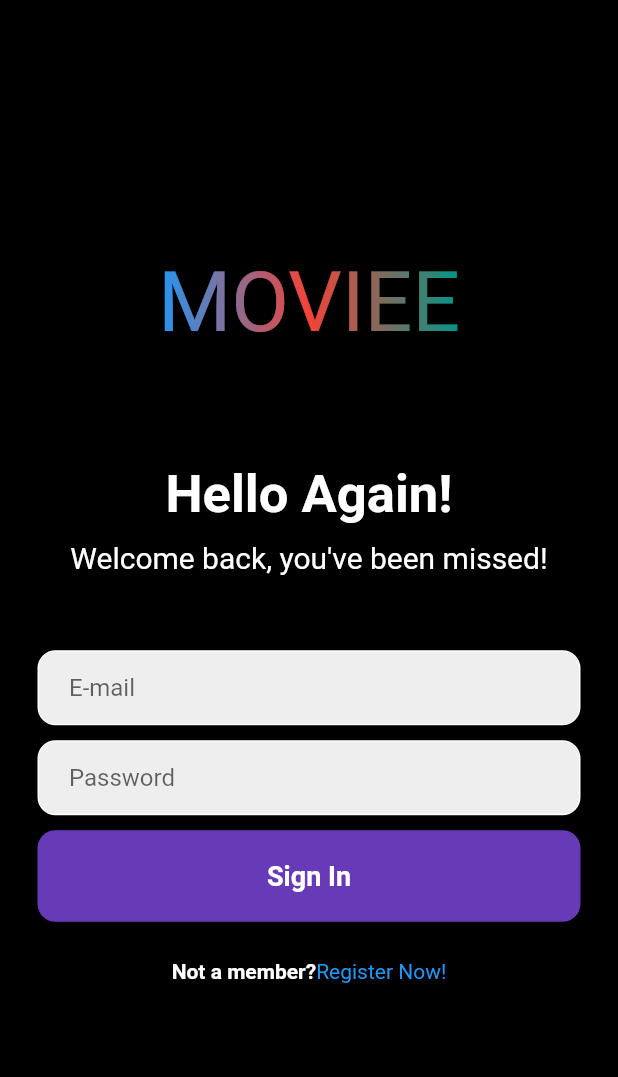
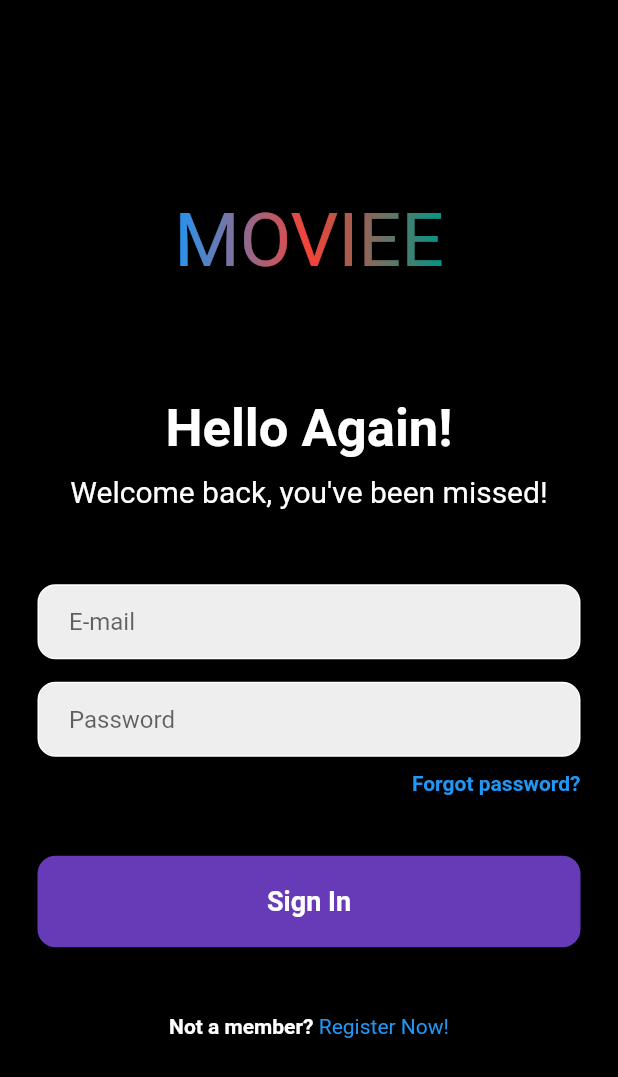
Before and after one commit to arshmed/movie-recommender, a Flutter app: the LoginPage screen opened directly, on a phone screen of 412 x 824 dp. Shown: the top 1077 px of the screen. Run offline on Flutter 3.47's test engine with Material 2 defaults, Android fonts, the phone set to English and light mode, and no system bars; drawn by our look-alikes of simple_gradient_text; our stand-ins replace cloud_firestore, firebase_auth, firebase_core, rxdart; accounts and stored records are empty; network calls fail.

Commit message:
auth changes

```diff
--- a/lib/ui/login_page.dart
+++ b/lib/auth/login_page.dart
@@ -1,11 +1,15 @@
 import 'package:firebase_core/firebase_core.dart';
 import 'package:flutter/material.dart';
 import 'package:firebase_auth/firebase_auth.dart';
-import 'package:moviee/ui/profile.dart';
 import 'package:simple_gradient_text/simple_gradient_text.dart';
 
+import 'forgot_password.dart';
+
 class LoginPage extends StatefulWidget {
-  //const LoginPage({super.key});
+  final VoidCallback showRegisterPage;
+
+  const LoginPage({Key key, this.showRegisterPage}) : super(key: key);
+  // const LoginPage({super.key, this.showRegisterPage});
 
   @override
   State<LoginPage> createState() => _LoginPageState();
@@ -14,6 +18,7 @@ class LoginPage extends StatefulWidget {
 class _LoginPageState extends State<LoginPage> {
   final _emailController = TextEditingController();
   final _passwordController = TextEditingController();
+  final _confirmPasswordController = TextEditingController();
 
   Future signIn() async {
     await FirebaseAuth.instance.signInWithEmailAndPassword(
@@ -25,6 +30,7 @@ class _LoginPageState extends State<LoginPage> {
   void dispose() {
     _emailController.dispose();
     _passwordController.dispose();
+    _confirmPasswordController.dispose();
     super.dispose();
   }
 
@@ -42,8 +48,8 @@ class _LoginPageState extends State<LoginPage> {
                 Center(
                   child: GradientText(
                     'MOVIEE',
-                    style: TextStyle(
-                      fontSize: 56.0,
+                    style: const TextStyle(
+                      fontSize: 50.0,
                     ),
                     colors: [
                       Colors.blue,
@@ -52,22 +58,24 @@ class _LoginPageState extends State<LoginPage> {
                     ],
                   ),
                 ),
-                SizedBox(
+                const SizedBox(
                   height: 75,
                 ),
-                Text(
+                const Text(
                   "Hello Again!",
-                  style: const TextStyle(
-                      fontSize: 35, fontWeight: FontWeight.bold,color:Colors.white),
+                  style: TextStyle(
+                      fontSize: 35,
+                      fontWeight: FontWeight.bold,
+                      color: Colors.white),
                 ),
-                SizedBox(
+                const SizedBox(
                   height: 10,
                 ),
-                Text(
+                const Text(
                   "Welcome back, you\'ve been missed!",
-                  style: const TextStyle(fontSize: 20,color:Colors.white),
+                  style: TextStyle(fontSize: 20, color: Colors.white),
                 ),
-                SizedBox(
+                const SizedBox(
                   height: 50,
                 ),
                 Padding(
@@ -81,7 +89,7 @@ class _LoginPageState extends State<LoginPage> {
                       padding: const EdgeInsets.only(left: 20),
                       child: TextField(
                         controller: _emailController,
-                        decoration: InputDecoration(
+                        decoration: const InputDecoration(
                           border: InputBorder.none,
                           hintText: 'E-mail',
                         ),
@@ -89,8 +97,8 @@ class _LoginPageState extends State<LoginPage> {
                     ),
                   ),
                 ),
-                SizedBox(
-                  height: 10,
+                const SizedBox(
+                  height: 15,
                 ),
                 Padding(
                   padding: const EdgeInsets.symmetric(horizontal: 25.0),
@@ -104,7 +112,7 @@ class _LoginPageState extends State<LoginPage> {
                       child: TextField(
                         controller: _passwordController,
                         obscureText: true,
-                        decoration: InputDecoration(
+                        decoration: const InputDecoration(
                           border: InputBorder.none,
                           hintText: 'Password',
                         ),
@@ -112,20 +120,42 @@ class _LoginPageState extends State<LoginPage> {
                     ),
                   ),
                 ),
-                SizedBox(height: 10),
+                SizedBox(
+                  height: 10,
+                ),
+                Padding(
+                  padding: const EdgeInsets.symmetric(horizontal: 25),
+                  child: Row(
+                    mainAxisAlignment: MainAxisAlignment.end,
+                    children: [
+                      GestureDetector(
+                        onTap: () {
+                          Navigator.push(context, MaterialPageRoute(
+                            builder: (context) {
+                              return ForgotPasswordPage();
+                            },
+                          ));
+                        },
+                        child: Text(
+                          "Forgot password?",
+                          style: TextStyle(
+                              color: Colors.blue, fontWeight: FontWeight.bold),
+                        ),
+                      ),
+                    ],
+                  ),
+                ),
+                const SizedBox(height: 40),
                 Padding(
                   padding: const EdgeInsets.symmetric(horizontal: 25),
                   child: GestureDetector(
-                    onTap: (){
-                      signIn;
-                      Navigator.push(context, MaterialPageRoute(builder: (context) => Profile(),));
-                    },
+                    onTap: signIn,
                     child: Container(
-                      padding: EdgeInsets.all(20),
+                      padding: const EdgeInsets.all(20),
                       decoration: BoxDecoration(
                           color: Colors.deepPurple,
                           borderRadius: BorderRadius.circular(12)),
-                      child: Center(
+                      child: const Center(
                         child: Text(
                           "Sign In",
                           style: TextStyle(
@@ -137,19 +167,23 @@ class _LoginPageState extends State<LoginPage> {
                     ),
                   ),
                 ),
-                SizedBox(
-                  height: 25,
+                const SizedBox(
+                  height: 45,
                 ),
                 Row(
                   mainAxisAlignment: MainAxisAlignment.center,
                   children: [
-                    Text(
+                    const Text(
                       "Not a member?",
-                      style: TextStyle(fontWeight: FontWeight.bold,color:Colors.white),
+                      style: TextStyle(
+                          fontWeight: FontWeight.bold, color: Colors.white),
                     ),
-                    Text(
-                      "Register Now!",
-                      style: TextStyle(color: Colors.blue),
+                    GestureDetector(
+                      onTap: widget.showRegisterPage,
+                      child: const Text(
+                        " Register Now!",
+                        style: TextStyle(color: Colors.blue),
+                      ),
                     )
                   ],
                 ),
--- a/pubspec.yaml
+++ b/pubspec.yaml
@@ -36,6 +36,7 @@ dependencies:
   simple_gradient_text: ^1.2.4
   firebase_core:
   firebase_auth: ^4.2.2
+  cloud_firestore: ^4.3.1
 
 
   # The following adds the Cupertino Icons font to your application.
```
Also changed, not shown: lib/auth/auth_page.dart (added, +32 -0 lines), lib/auth/forgot_password.dart (added, +93 -0 lines), lib/auth/login_home_page.dart (added, +68 -0 lines), lib/auth/main_page.dart (renamed from lib/ui/main_page.dart, +5 -5 lines), lib/auth/read data/get_user_name.dart (added, +26 -0 lines), lib/auth/register_page.dart (added, +293 -0 lines), lib/ui/bottom_nav_bar.dart (+25 -20 lines), lib/ui/login_home_page.dart (deleted, +0 -32 lines), pubspec.lock, 1 other file.
